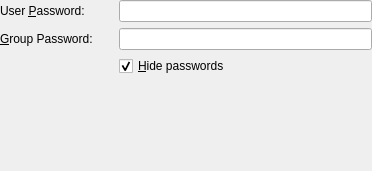
This is vpnplugins/vpnc/vpncauth.ui in netrunner-debian-kde-extras/networkmanagement as Qt 5 draws it before an edit. The edited form follows.
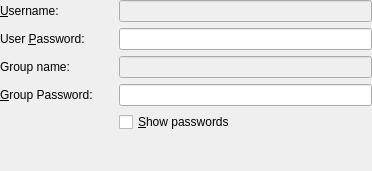
This is the edited form. Custom widgets are drawn as their Qt base class.

What changed in the file:
```diff
--- a/vpnplugins/vpnc/vpncauth.ui
+++ b/vpnplugins/vpnc/vpncauth.ui
@@ -17,8 +17,8 @@
    <property name="margin">
     <number>0</number>
    </property>
-   <item row="0" column="0">
-    <widget class="QLabel" name="userLabel">
+   <item row="1" column="0">
+    <widget class="QLabel" name="userPasswordLabel">
      <property name="text">
       <string>User &amp;Password:</string>
      </property>
@@ -30,8 +30,8 @@
      </property>
     </widget>
    </item>
-   <item row="1" column="0">
-    <widget class="QLabel" name="groupLabel">
+   <item row="3" column="0">
+    <widget class="QLabel" name="groupPasswordLabel">
      <property name="text">
       <string>&amp;Group Password:</string>
      </property>
@@ -43,14 +43,14 @@
      </property>
     </widget>
    </item>
-   <item row="0" column="2">
+   <item row="1" column="2">
     <widget class="KLineEdit" name="leUserPassword">
      <property name="passwordMode">
       <bool>true</bool>
      </property>
     </widget>
    </item>
-   <item row="3" column="1">
+   <item row="5" column="1">
     <spacer name="spacer1">
      <property name="orientation">
       <enum>Qt::Vertical</enum>
@@ -66,20 +66,57 @@
      </property>
     </spacer>
    </item>
-   <item row="1" column="2">
+   <item row="3" column="2">
     <widget class="KLineEdit" name="leGroupPassword">
      <property name="passwordMode">
       <bool>true</bool>
      </property>
     </widget>
    </item>
-   <item row="2" column="2">
+   <item row="4" column="2">
     <widget class="QCheckBox" name="cbShowPasswords">
      <property name="text">
-      <string>&amp;Hide passwords</string>
+      <string>&amp;Show passwords</string>
      </property>
      <property name="checked">
-      <bool>true</bool>
+      <bool>false</bool>
+     </property>
+    </widget>
+   </item>
+   <item row="0" column="0">
+    <widget class="QLabel" name="userNameLabel">
+     <property name="text">
+      <string>&amp;Username:</string>
+     </property>
+     <property name="buddy">
+      <cstring>leUserName</cstring>
+     </property>
+    </widget>
+   </item>
+   <item row="0" column="2">
+    <widget class="KLineEdit" name="leUserName">
+     <property name="enabled">
+      <bool>false</bool>
+     </property>
+    </widget>
+   </item>
+   <item row="2" column="0">
+    <widget class="QLabel" name="groupNameLabel">
+     <property name="text">
+      <string>Group name:</string>
+     </property>
+     <property name="wordWrap">
+      <bool>false</bool>
+     </property>
+     <property name="buddy">
+      <cstring>leGroupName</cstring>
+     </property>
+    </widget>
+   </item>
+   <item row="2" column="2">
+    <widget class="KLineEdit" name="leGroupName">
+     <property name="enabled">
+      <bool>false</bool>
      </property>
     </widget>
    </item>
```
Left out of the diff: 35 changed lines with no effect on the pictures.
